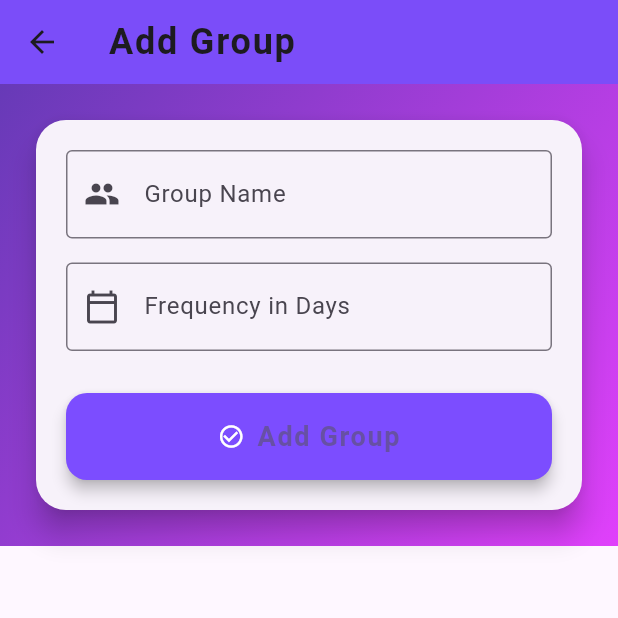
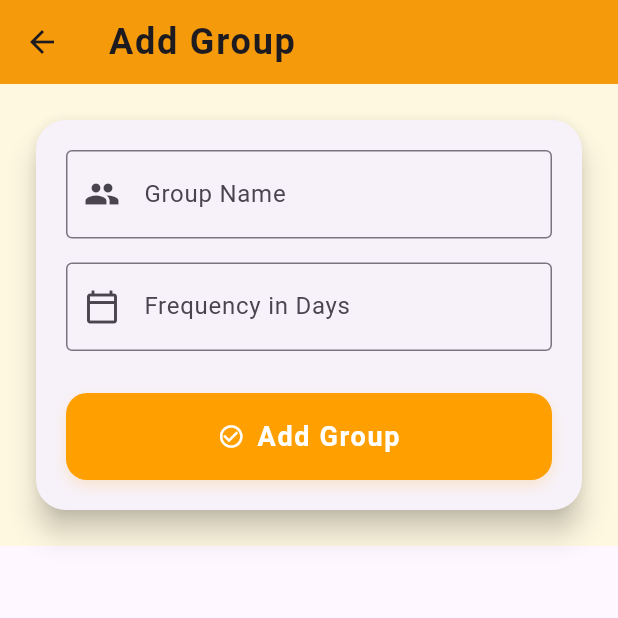
Before and after one commit to sharibj/reconnect_app, a Flutter app: the AddGroupScreen screen opened directly, on a phone screen of 412 x 824 dp, the top half of it. Run offline on Flutter 3.47's test engine with Material 3 defaults, Android fonts, the phone set to English and light mode, and no system bars; our stand-ins replace flutter_dotenv; network calls fail; Roboto replaces fonts that are missing (Montserrat).

Commit message:
Refactor UI colors and styles for contact, group, interaction, and home screens

```diff
--- a/lib/screens/add_group_screen.dart
+++ b/lib/screens/add_group_screen.dart
@@ -53,17 +53,11 @@ class _AddGroupScreenState extends State<AddGroupScreen> {
             letterSpacing: 1.2,
           ),
         ),
-        backgroundColor: Colors.deepPurpleAccent,
+        backgroundColor: Colors.amber[700],
         elevation: 2,
       ),
       body: Container(
-        decoration: const BoxDecoration(
-          gradient: LinearGradient(
-            colors: [Colors.deepPurple, Colors.purpleAccent],
-            begin: Alignment.topLeft,
-            end: Alignment.bottomRight,
-          ),
-        ),
+        color: Colors.amber[50],
         child: Padding(
           padding: const EdgeInsets.all(20.0),
           child: Card(
@@ -106,6 +100,18 @@ class _AddGroupScreenState extends State<AddGroupScreen> {
                     const SizedBox(height: 28),
                     SizedBox(
                       width: double.infinity,
+                      child: DecoratedBox(
+                        decoration: BoxDecoration(
+                          color: Colors.amber[700],
+                          borderRadius: BorderRadius.circular(14),
+                          boxShadow: [
+                            BoxShadow(
+                              color: Colors.amber[700]!.withOpacity(0.18),
+                              blurRadius: 8,
+                              offset: const Offset(0, 4),
+                            ),
+                          ],
+                        ),
                         child: ElevatedButton.icon(
                           onPressed: _submitForm,
                           icon: const Icon(Icons.check_circle_outline, color: Colors.white),
@@ -116,15 +122,18 @@ class _AddGroupScreenState extends State<AddGroupScreen> {
                               fontWeight: FontWeight.bold,
                               fontSize: 18,
                               letterSpacing: 1.1,
+                              color: Colors.white,
                             ),
                           ),
                           style: ElevatedButton.styleFrom(
-                          backgroundColor: Colors.deepPurpleAccent,
+                            backgroundColor: Colors.transparent,
+                            shadowColor: Colors.transparent,
                             padding: const EdgeInsets.symmetric(vertical: 16),
                             shape: RoundedRectangleBorder(
                               borderRadius: BorderRadius.circular(14),
                             ),
-                          elevation: 4,
+                            elevation: 0,
+                          ),
                         ),
                       ),
                     ),
```
Also changed, not shown: lib/screens/add_contact_screen.dart (+19 -10 lines), lib/screens/add_interaction_screen.dart (+20 -11 lines), lib/screens/home_screen.dart (+4 -10 lines). Lines whose indentation alone changed are shown as unchanged.
